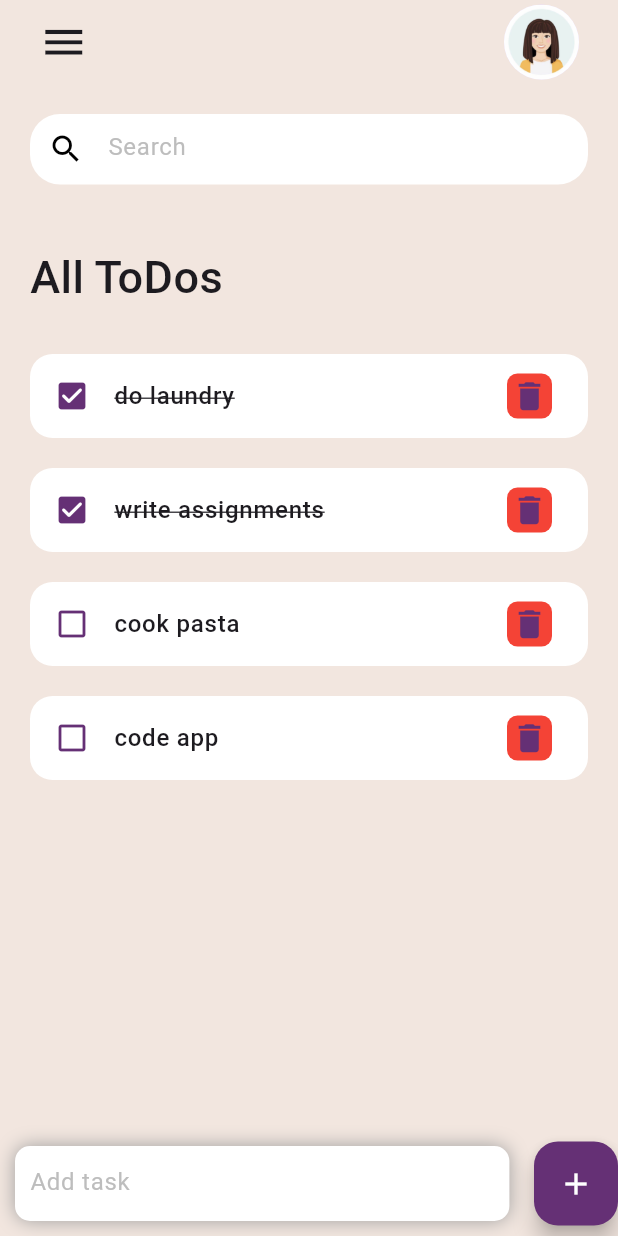
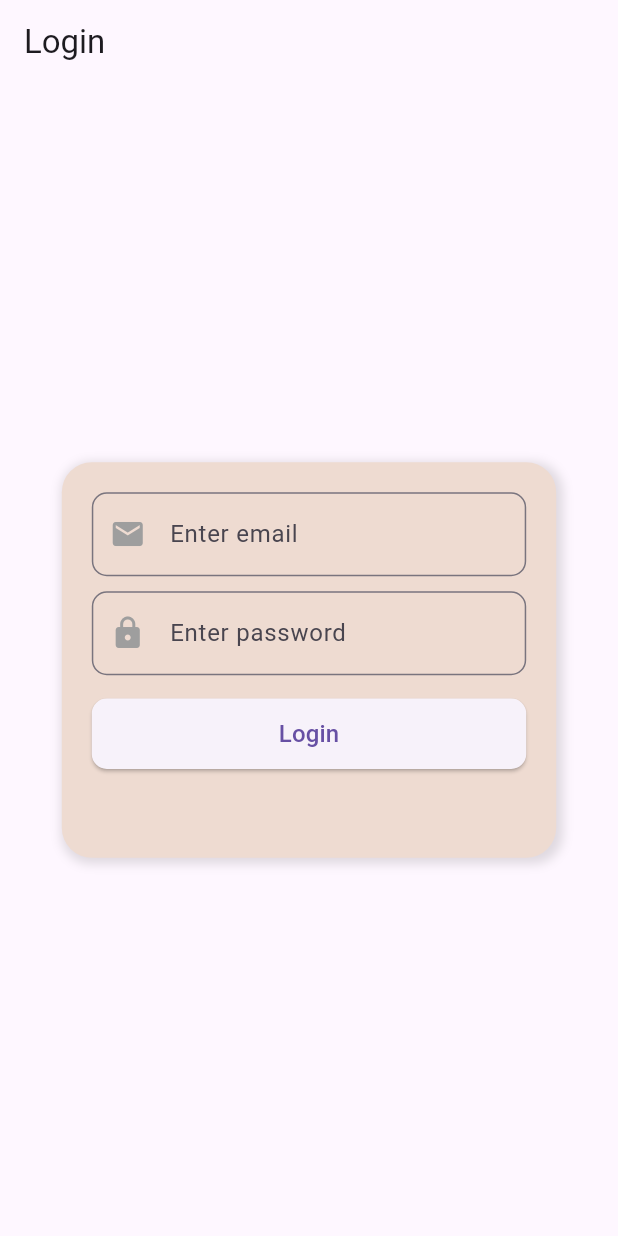
Before and after one commit to kirubha-malaiyappan/to-do-list, a Flutter app: the screen it shows after launch, on a phone screen of 412 x 824 dp. Run offline on Flutter 3.47's test engine with Material 3 defaults, Android fonts, the light colour scheme and no system bars; our stand-ins replace shared_preferences.

Commit message:
Added login feature with shared preferences

```diff
--- a/lib/Screens/home_page.dart
+++ b/lib/Screens/home_page.dart
@@ -2,10 +2,9 @@ import 'package:flutter/material.dart';
 import 'package:practice_apps/Widgets/to_do_item.dart';
 import 'package:practice_apps/Widgets/to_do_obj.dart';
 import '../constants/app_styles.dart';
-
+import 'package:shared_preferences/shared_preferences.dart';
 
 class HomePage extends StatefulWidget {
-
   const HomePage({super.key});
 
   @override
@@ -13,6 +12,8 @@ class HomePage extends StatefulWidget {
 }
 
 class _HomePageState extends State<HomePage> {
+
+  late  SharedPreferences pref;
   final _searchController = TextEditingController();
   final todosList = ToDoObj.ListToDo();
   List<ToDoObj> _foundToDo = [];
@@ -21,34 +22,40 @@ class _HomePageState extends State<HomePage> {
   @override
   void initState() {
     _foundToDo = todosList;
+    initPreferences();
     super.initState();
   }
 
-  void addVal(String task){
+  void initPreferences() async{
+    pref = await SharedPreferences.getInstance();
+  }
+
+  void addVal(String task) {
+    if (task.isNotEmpty) {
       setState(() {
-      todosList.add(ToDoObj(id: DateTime.now().microsecondsSinceEpoch.toString(), text: task, isDone: false));
+        todosList.add(ToDoObj(
+          id: DateTime.now().microsecondsSinceEpoch.toString(),
+          text: task,
+          isDone: false,
+        ));
         _todoController.clear();
       });
     }
+  }
 
-  void search(String task){
+  void search(String task) {
     setState(() {
-      if (task.isEmpty) {
-      _foundToDo = todosList;
-    } else {
-      _foundToDo = todosList
-          .where((todo) => todo.text.toLowerCase().contains(task.toLowerCase()))
-          .toList();
-    }
+      _foundToDo = task.isEmpty
+          ? todosList
+          : todosList.where((todo) => todo.text.toLowerCase().contains(task.toLowerCase())).toList();
     });
   }
+
   void _deleteToDoItem(String id) {
     setState(() {
       todosList.removeWhere((item) => item.id == id);
     });
   }
-
-
 
   @override
   Widget build(BuildContext context) {
@@ -56,138 +63,110 @@ class _HomePageState extends State<HomePage> {
 
     return Scaffold(
       backgroundColor: AppStyles.bgColor,
-      //AppBar
       appBar: AppBar(
         backgroundColor: AppStyles.bgColor,
-        title:  Row(
-
+        title: Row(
           mainAxisAlignment: MainAxisAlignment.spaceBetween,
           children: [
-
-            Container(
-              margin: const EdgeInsets.all(10),
-              child: const Icon(Icons.menu, size: 33,)
+            IconButton(
+              icon: const Icon(Icons.menu, size: 33),
+              onPressed: () {},
             ),
-            Container(
-              margin:const  EdgeInsets.all(10),
-              child:
-              const CircleAvatar(backgroundImage: AssetImage("assets/images/avatar.jpg"),minRadius: 25,)
-              )
+            const CircleAvatar(
+              backgroundImage: AssetImage("assets/images/avatar.jpg"),
+              minRadius: 25,
+            ),
           ],
         ),
       ),
-      body:   Stack(
+      body: Stack(
         children: [
           Column(
-            mainAxisAlignment: MainAxisAlignment.start,
             crossAxisAlignment: CrossAxisAlignment.start,
             children: [
-             _SearchBar1(),
-
-            Expanded(child: ListView(
+              _searchBar(),
+              Expanded(
+                child: ListView(
                   children: [
-                Container(
-                            padding: const EdgeInsets.all(20),
-
-                            child: const Text(
+                    const Padding(
+                      padding: EdgeInsets.symmetric(horizontal: 20, vertical: 5),
+                      child: Text(
                         'All ToDos',
-                              style: TextStyle(
-                                fontSize: 30,
-                                fontWeight: FontWeight.w500,
+                        style: TextStyle(fontSize: 25, fontWeight: FontWeight.w500),
                       ),
                     ),
-                          ),
-                          for (ToDoObj todoo in _foundToDo)
+                    for (ToDoObj todo in _foundToDo)
                       ToDoItem(
-                           todo: todoo,
-                            deleteCallback: _deleteToDoItem,  // Pass the delete function
+                        todo: todo,
+                        deleteCallback: _deleteToDoItem,
                       ),
                   ],
                 ),
-            )
-
+              ),
             ],
           ),
           Align(
             alignment: Alignment.bottomCenter,
+            child: Padding(
+              padding: const EdgeInsets.all(10.0),
               child: Row(
-              mainAxisAlignment: MainAxisAlignment.spaceBetween,
                 children: [
-                Container(
-                  margin: const EdgeInsets.all(10),
-                  height: 50 ,
-                  width: size.width*0.8,
-                      decoration:  BoxDecoration(
+                  Expanded(
+                    child: Container(
+                      padding: const EdgeInsets.symmetric(horizontal: 10),
+                      decoration: BoxDecoration(
                         color: Colors.white,
                         borderRadius: BorderRadius.circular(10),
                         boxShadow: const [
                           BoxShadow(
                             color: Colors.grey,
-                        offset: Offset(0.0, 0.0),
                             blurRadius: 10.0,
-                        spreadRadius: 0.0,
                           ),
-
                         ],
-
                       ),
                       child: TextField(
-                          controller : _todoController,
+                        controller: _todoController,
                         decoration: InputDecoration(
-                  contentPadding: const EdgeInsets.all(10),
-
-                  hintText: "Add task ",
+                          hintText: "Add task",
                           hintStyle: TextStyle(color: Colors.grey[400]),
-                  border: InputBorder.none
+                          border: InputBorder.none,
                         ),
                       ),
                     ),
+                  ),
+                  const SizedBox(width: 10),
                   FloatingActionButton(
-
                     backgroundColor: AppStyles.buttonColor,
-                  onPressed: (){
-                      print("add");
-                      addVal( _todoController.text);
-                  },
-                  child: const Icon(
-                    Icons.add,
-                    color: Colors.white,),
-
-                  )
+                    onPressed: () => addVal(_todoController.text),
+                    child: const Icon(Icons.add, color: Colors.white),
+                  ),
                 ],
               ),
-            )
+            ),
+          ),
         ],
       ),
     );
   }
 
-
-  Widget _SearchBar1(){
-
+  Widget _searchBar() {
     return Container(
       margin: const EdgeInsets.symmetric(vertical: 20, horizontal: 20),
-            //padding: EdgeInsets.all(10),
-
       height: 47,
       decoration: BoxDecoration(
         color: Colors.white,
-              borderRadius: BorderRadius.circular(20)
+        borderRadius: BorderRadius.circular(20),
       ),
-            child:  TextField(
-              onTap: (){
-                search(_searchController.text);
-
-              },
+      child: TextField(
+        controller: _searchController,
+        onChanged: search,
         decoration: InputDecoration(
-                  contentPadding: const  EdgeInsets.all(10),
-                  prefixIcon: const Icon(Icons.search, color: Colors.black,),
+          contentPadding: const EdgeInsets.all(10),
+          prefixIcon: const Icon(Icons.search, color: Colors.black),
           hintText: "Search",
           hintStyle: TextStyle(color: Colors.grey[400]),
-                  border: InputBorder.none
+          border: InputBorder.none,
         ),
-            controller: _searchController,
-
       ),
     );
   }
--- /dev/null
+++ b/lib/Screens/login_page.dart
@@ -0,0 +1,130 @@
+import 'package:flutter/material.dart';
+import 'package:practice_apps/Screens/home_page.dart';
+import 'package:practice_apps/constants/app_styles.dart';
+import 'package:shared_preferences/shared_preferences.dart';
+
+class LoginPage extends StatefulWidget {
+  const LoginPage({super.key});
+
+  @override
+  State<LoginPage> createState() => _LoginPageState();
+}
+
+class _LoginPageState extends State<LoginPage> {
+  late SharedPreferences pref;
+  final _formKey = GlobalKey<FormState>();
+  final TextEditingController _emailController = TextEditingController();
+  final TextEditingController _passwordController = TextEditingController();
+
+  @override
+  void initState() {
+    super.initState();
+    initPreferences();
+  }
+
+  Future<void> initPreferences() async {
+    try {
+      pref = await SharedPreferences.getInstance();
+      setState(() {}); // Ensure UI updates after initialization
+    } catch (e) {
+      print("Error loading preferences: $e");
+    }
+  }
+
+  @override
+  Widget build(BuildContext context) {
+    final size = MediaQuery.of(context).size;
+
+    return Scaffold(
+      appBar: AppBar(title: const Text("Login")),
+      body: Center(
+        child: Container(
+          padding: const EdgeInsets.all(20),
+          height: size.height * 0.32,
+          width: size.width * 0.8,
+          decoration: BoxDecoration(
+            color: AppStyles.textboxColor,
+            borderRadius: BorderRadius.circular(20),
+            boxShadow: const [
+              BoxShadow(
+                color: Colors.black12,
+                blurRadius: 5.0,
+                spreadRadius: 2.0,
+                offset: Offset(2, 2),
+              ),
+            ],
+          ),
+          child: Form(
+            key: _formKey,
+            child: Column(
+              mainAxisSize: MainAxisSize.min,
+              children: [
+                TextFormField(
+                  controller: _emailController,
+                  decoration: InputDecoration(
+                    hintText: "Enter email",
+                    prefixIcon: const Icon(Icons.email, color: Colors.grey),
+                    border: OutlineInputBorder(
+                      borderRadius: BorderRadius.circular(10),
+                    ),
+                  ),
+                  validator: (value) {
+                    if (value == null || value.isEmpty) {
+                      return "Please enter an email";
+                    }
+                    return null;
+                  },
+                ),
+                const SizedBox(height: 10),
+                TextFormField(
+                  controller: _passwordController,
+                  obscureText: true,
+                  decoration: InputDecoration(
+                    hintText: "Enter password",
+                    prefixIcon: const Icon(Icons.lock, color: Colors.grey),
+                    border: OutlineInputBorder(
+                      borderRadius: BorderRadius.circular(10),
+                    ),
+                  ),
+                  validator: (value) {
+                    if (value == null || value.isEmpty) {
+                      return "Please enter a password";
+                    }
+                    return null;
+                  },
+                ),
+                const SizedBox(height: 15),
+                SizedBox(
+                  width: double.infinity,
+                  child: ElevatedButton(
+                    onPressed: () async {
+                      if (_formKey.currentState!.validate()) {
+                        await pref.setString('email', _emailController.text);
+                        await pref.setString(
+                            'password', _passwordController.text);
+                        await pref.setBool(
+                            'isLoggedIn', true); // Ensure this is set
+                        Navigator.pushReplacement(
+                          context,
+                          MaterialPageRoute(
+                              builder: (context) => const HomePage()),
+                        );
+                      }
+                    },
+                    style: ElevatedButton.styleFrom(
+                      padding: const EdgeInsets.symmetric(vertical: 12),
+                      shape: RoundedRectangleBorder(
+                        borderRadius: BorderRadius.circular(10),
+                      ),
+                    ),
+                    child: const Text("Login", style: TextStyle(fontSize: 16)),
+                  ),
+                ),
+              ],
+            ),
+          ),
+        ),
+      ),
+    );
+  }
+}
--- a/lib/Widgets/to_do_obj.dart
+++ b/lib/Widgets/to_do_obj.dart
@@ -11,10 +11,7 @@ class ToDoObj{
       );
        static List<ToDoObj> ListToDo(){
             return <ToDoObj>[
-        ToDoObj(id: "1", text: "do laundry", isDone: true),
-        ToDoObj(id: "2", text: "write assignments", isDone: true),
-        ToDoObj(id: "3", text: "cook pasta", isDone: false),
-        ToDoObj(id: "4", text: "code app", isDone: false),
+
 
     ];
 }
--- a/lib/main.dart
+++ b/lib/main.dart
@@ -1,19 +1,25 @@
 import 'package:flutter/material.dart';
 import 'package:practice_apps/Screens/home_page.dart';
+import 'package:practice_apps/Screens/login_page.dart';
+import 'package:shared_preferences/shared_preferences.dart';
 
-void main() {
-  runApp(const MyApp());
+void main() async {
+  WidgetsFlutterBinding.ensureInitialized();
+  SharedPreferences pref = await SharedPreferences.getInstance();
+  bool isLoggedIn = pref.getBool('isLoggedIn') ?? false; // Ensure it never returns null
+  runApp(MyApp(isLoggedIn: isLoggedIn));
 }
 
+
 class MyApp extends StatelessWidget {
-  const MyApp({super.key});
+  final bool isLoggedIn;
+  const MyApp({super.key, required this.isLoggedIn});
 
   @override
   Widget build(BuildContext context) {
-    return const MaterialApp(
-
+    return MaterialApp(
       debugShowCheckedModeBanner: false,
-      home: HomePage(),
+      home: isLoggedIn ? const HomePage() : const LoginPage(),
     );
   }
 }
--- a/pubspec.yaml
+++ b/pubspec.yaml
@@ -35,6 +35,7 @@ dependencies:
   # The following adds the Cupertino Icons font to your application.
   # Use with the CupertinoIcons class for iOS style icons.
   cupertino_icons: ^1.0.8
+  shared_preferences: ^2.5.2
 
 dev_dependencies:
   flutter_test:
```
Also changed, not shown: pubspec.lock, 5 other files. Lines whose indentation alone changed are shown as unchanged.
